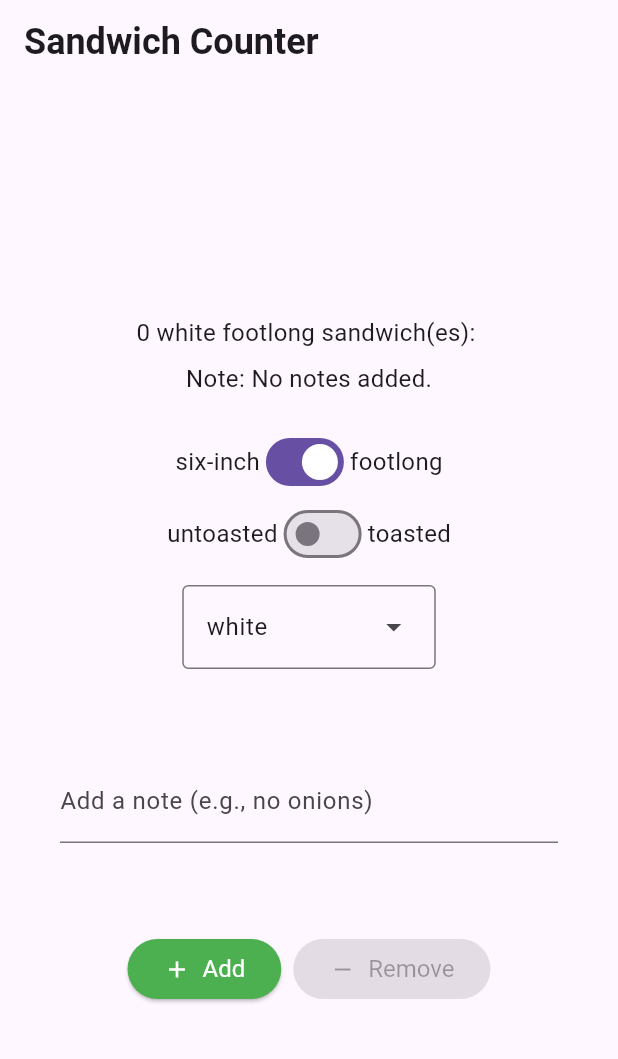
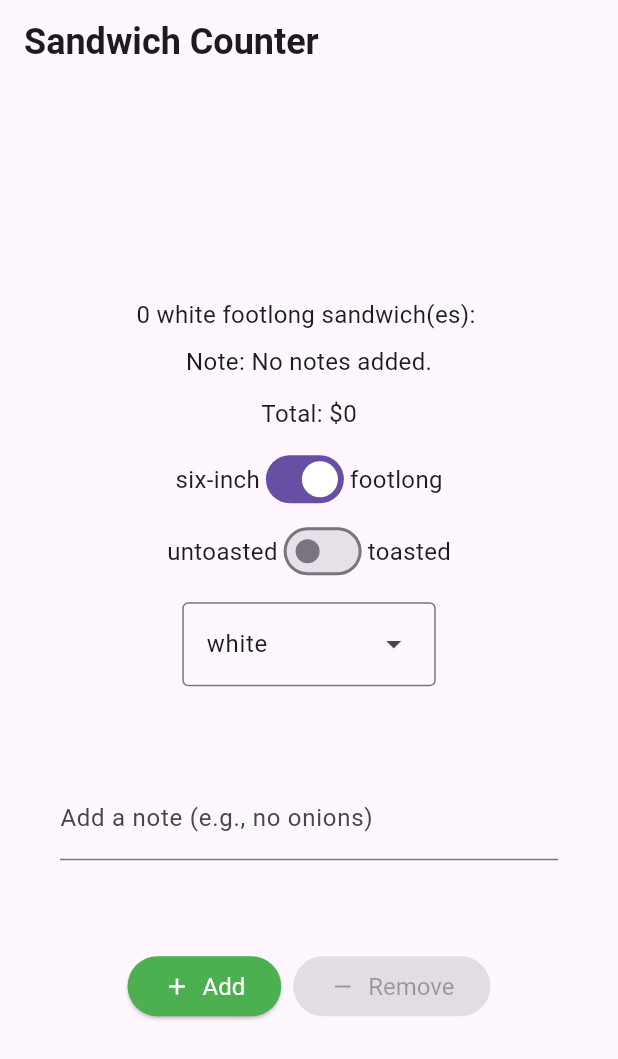
Before and after one commit to AxisAlmond/firstflutterproject, a Flutter app: the screen it shows after launch, on a phone screen of 412 x 824 dp. Shown: the top 1059 px of the screen. Run offline on Flutter 3.47's test engine with Material 3 defaults, Android fonts, the phone set to English and light mode, and no system bars.

```diff
--- a/lib/main.dart
+++ b/lib/main.dart
@@ -120,7 +120,14 @@ class _OrderScreenState extends State<OrderScreen> {
               breadType: _selectedBreadType,
               orderNote: noteForDisplay,
             ),
-            const SizedBox(height: 20),
+            const SizedBox(height: 12),
+            Builder(
+              builder: (context) {
+                final int totalPrice = PricingRepository().calculate(_orderRepository.quantity, _isFootlong);
+                return Text('Total: \$${totalPrice}', style: normalText);
+              },
+            ),
+            const SizedBox(height: 8),
             Row(
               mainAxisAlignment: MainAxisAlignment.center,
               children: [
```
